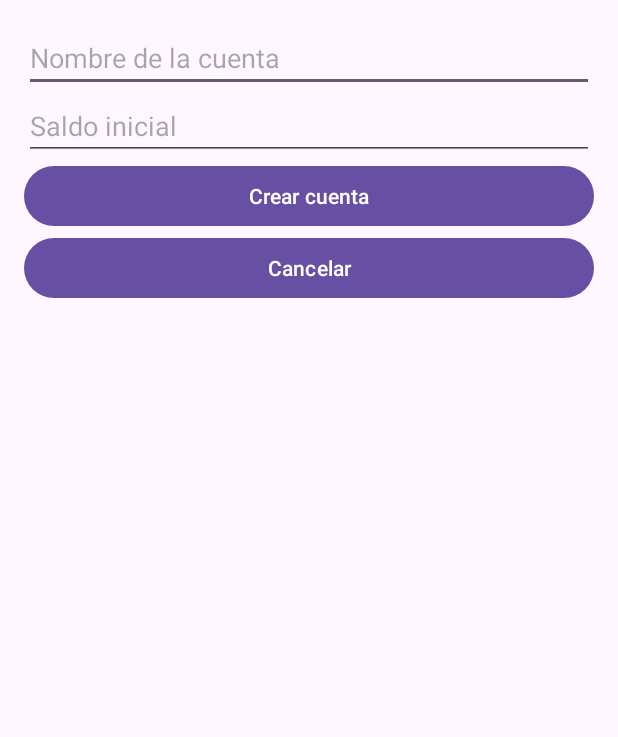
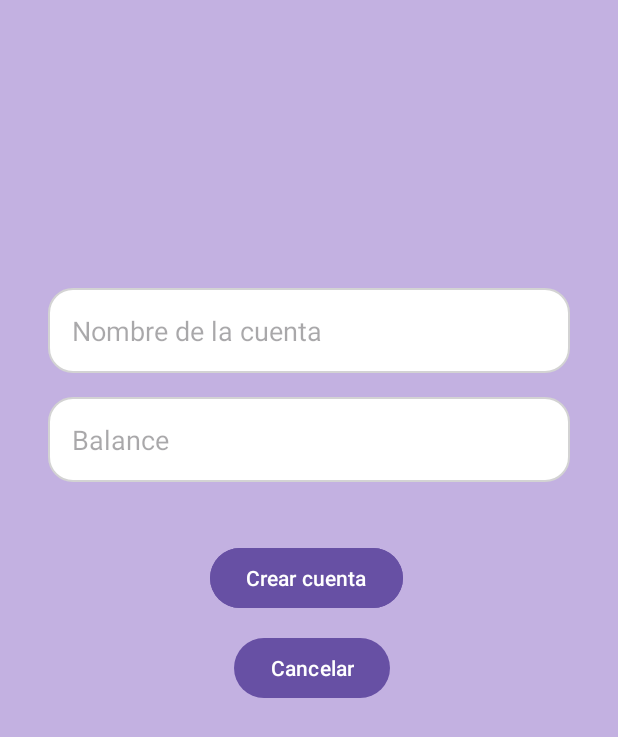
Before and after one commit to Melendo/PAD-2024-25-Keeperly, an Android app: the fragment CreateAccountFragment shown on its own in the app's theme, on a phone screen of 412 x 824 dp. Shown: the top 737 px of the screen. Run offline under Robolectric (Android 15) with nearby library versions, the phone set to English and light mode, and no system bars; our stand-ins replace Room's generated code.

Commit message:
comienzo fragment de cuenta

```diff
--- /dev/null
+++ b/app/src/main/res/drawable/gradient_white_to_purple.xml
@@ -0,0 +1,10 @@
+<?xml version="1.0" encoding="utf-8"?>
+<shape xmlns:android="http://schemas.android.com/apk/res/android">
+    <gradient
+        android:angle="50"
+        android:startColor="@color/secondary_purple"
+        android:centerColor="@color/secondary_purple"
+        android:endColor="@color/main_purple"
+        android:type="linear"
+        android:centerY="0.7" />
+</shape>
--- a/app/src/main/res/layout/fragment_crearCuenta.xml
+++ b/app/src/main/res/layout/fragment_crearCuenta.xml
@@ -1,38 +1,78 @@
 <?xml version="1.0" encoding="utf-8"?>
-<ScrollView xmlns:android="http://schemas.android.com/apk/res/android"
+<androidx.constraintlayout.widget.ConstraintLayout
+    xmlns:android="http://schemas.android.com/apk/res/android"
+    xmlns:app="http://schemas.android.com/apk/res-auto"
+    xmlns:tools="http://schemas.android.com/tools"
+    android:id="@+id/container"
     android:layout_width="match_parent"
     android:layout_height="match_parent"
-    android:padding="16dp">
+    android:background="@color/light_purple"
+    tools:context=".ui.cuenta.CreateAccountFragment">
 
-    <LinearLayout
-        android:layout_width="match_parent"
-        android:layout_height="wrap_content"
-        android:orientation="vertical">
+    <!-- Button Login -->
 
     <EditText
         android:id="@+id/accountNameEditText"
-            android:layout_width="match_parent"
+        android:layout_width="0dp"
         android:layout_height="wrap_content"
-            android:hint="Nombre de la cuenta"
-            android:inputType="text" />
+        android:layout_marginHorizontal="32dp"
+        android:layout_marginTop="192dp"
+        android:background="@drawable/rounded_edit_text"
+        android:hint="@string/account_name"
+        android:padding="16dp"
+        android:textColor="#000"
+        app:layout_constraintEnd_toEndOf="parent"
+        app:layout_constraintStart_toStartOf="parent"
+        app:layout_constraintTop_toTopOf="parent" />
 
     <EditText
         android:id="@+id/balanceEditText"
-            android:layout_width="match_parent"
+        android:layout_width="0dp"
         android:layout_height="wrap_content"
-            android:hint="Saldo inicial"
-            android:inputType="numberDecimal" />
+        android:layout_marginHorizontal="32dp"
+        android:layout_marginTop="16dp"
+        android:background="@drawable/rounded_edit_text"
+        android:hint="@string/balance"
+        android:inputType="textPassword"
+        android:padding="16dp"
+        android:textColor="#000"
+        app:layout_constraintEnd_toEndOf="parent"
+        app:layout_constraintHorizontal_bias="0.515"
+        app:layout_constraintStart_toStartOf="parent"
+        app:layout_constraintTop_toBottomOf="@+id/accountNameEditText" />
+
+    <!-- Button Registro -->
 
     <Button
         android:id="@+id/createAccountButton"
-            android:layout_width="match_parent"
+        android:layout_width="0dp"
         android:layout_height="wrap_content"
-            android:text="Crear cuenta" />
+        android:layout_marginStart="140dp"
+        android:layout_marginTop="40dp"
+        android:backgroundTint="@color/main_purple"
+        android:text="@string/crear_cuenta"
+        android:textColor="#FFF"
+        app:layout_constraintStart_toStartOf="parent"
+        app:layout_constraintTop_toBottomOf="@+id/balanceEditText" />
 
     <Button
         android:id="@+id/cancelButton"
-            android:layout_width="match_parent"
+        android:layout_width="0dp"
         android:layout_height="wrap_content"
-            android:text="Cancelar" />
-    </LinearLayout>
-</ScrollView>
+        android:layout_marginTop="12dp"
+        android:layout_marginEnd="152dp"
+        android:text="@string/cancelar"
+        app:layout_constraintEnd_toEndOf="parent"
+        app:layout_constraintTop_toBottomOf="@+id/createAccountButton" />
+
+    <ProgressBar
+        android:id="@+id/loading"
+        android:layout_width="wrap_content"
+        android:layout_height="wrap_content"
+        android:layout_margin="20dp"
+        app:layout_constraintBottom_toBottomOf="parent"
+        app:layout_constraintStart_toStartOf="parent"
+        app:layout_constraintEnd_toEndOf="parent"
+        android:visibility="gone" />
+
+</androidx.constraintlayout.widget.ConstraintLayout>
--- a/app/src/main/res/values/colors.xml
+++ b/app/src/main/res/values/colors.xml
@@ -4,6 +4,7 @@
     <color name="main_purple">#6750A4</color>
     <color name="secondary_purple">#958DA5</color>
     <color name="gray_purple">#958DA5</color>
+    <color name="light_purple">#C3B1E1</color>
 
     <!-- Blues -->
     <color name="aqua_blue">#4CC9F0</color>
--- a/app/src/main/res/values/strings.xml
+++ b/app/src/main/res/values/strings.xml
@@ -15,4 +15,8 @@
     <string name="create_account_failed">Could not create an account</string>
     <string name="invalid_accountname">Account name must be 1 to 30 characters</string>
     <string name="invalid_balance">Balance must be positive</string>
+    <string name="account_name">Nombre de la cuenta</string>
+    <string name="balance">Balance</string>
+    <string name="cancelar">Cancelar</string>
+    <string name="crear_cuenta">Crear cuenta</string>
 </resources>
```
Lines whose indentation alone changed are shown as unchanged.
